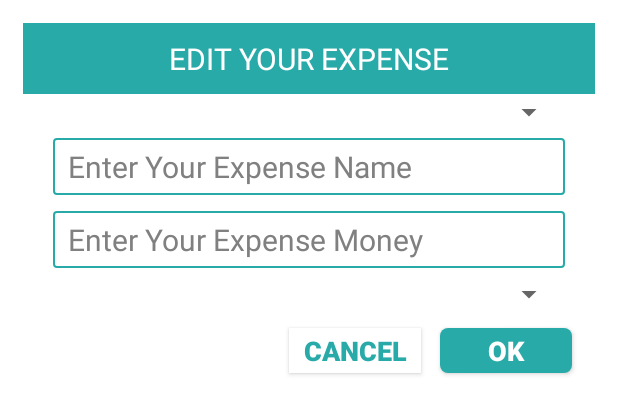
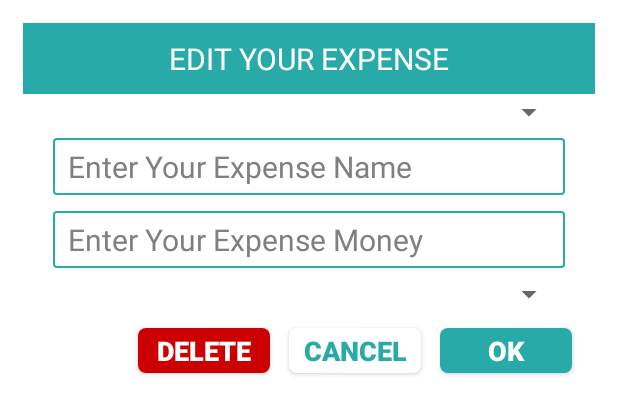
Before and after one commit to Muhaiminur/CREDIT-CARD-MANAGER, an Android app: the layout edit_expense_dialoug.xml on its own in the app's theme, with its tools: preview values and no code run, on a phone screen of 412 x 824 dp. Shown: the top 413 px of the screen. Run offline under Robolectric (Android 15) with nearby library versions, the phone set to English and light mode, and no system bars; plain views replace MaterialSpinner.

Commit message:
v4 Release Done

```diff
--- a/app/build.gradle
+++ b/app/build.gradle
@@ -6,8 +6,8 @@ android {
         applicationId "com.debit_credit_card.creditcardmanager"
         minSdkVersion 17
         targetSdkVersion 28
-        versionCode 4
-        versionName "1.3"
+        versionCode 5
+        versionName "1.4"
         testInstrumentationRunner "android.support.test.runner.AndroidJUnitRunner"
     }
     buildTypes {
--- /dev/null
+++ b/app/src/main/res/drawable/rectangular_red.xml
@@ -0,0 +1,6 @@
+<shape xmlns:android="http://schemas.android.com/apk/res/android"
+    android:shape="rectangle">
+    <solid android:color="@android:color/holo_red_dark" />
+    <corners android:radius="5dp" />
+    <!--<stroke android:width="5px" android:color="@color/app_white" />-->
+</shape>
--- /dev/null
+++ b/app/src/main/res/drawable/rectangular_white.xml
@@ -0,0 +1,6 @@
+<shape xmlns:android="http://schemas.android.com/apk/res/android"
+    android:shape="rectangle">
+    <solid android:color="@android:color/white" />
+    <corners android:radius="5dp" />
+    <!--<stroke android:width="5px" android:color="@color/app_white" />-->
+</shape>
--- a/app/src/main/res/layout/edit_expense_dialoug.xml
+++ b/app/src/main/res/layout/edit_expense_dialoug.xml
@@ -113,6 +113,20 @@
                 android:orientation="horizontal"
                 android:padding="5dp"
                 android:paddingBottom="10dp">
+                <Button
+                    android:id="@+id/expense_delete"
+                    android:layout_width="wrap_content"
+                    android:layout_height="30dp"
+                    android:layout_marginLeft="2.5dp"
+                    android:layout_marginTop="5dp"
+                    android:layout_marginRight="10dp"
+                    android:layout_marginBottom="10dp"
+                    android:background="@drawable/rectangular_red"
+                    android:gravity="center"
+                    android:text="Delete"
+                    android:textColor="@color/app_white"
+                    android:textSize="18sp"
+                    android:textStyle="bold" />
 
                 <Button
                     android:id="@+id/expense_cancel"
@@ -122,7 +136,7 @@
                     android:layout_marginTop="5dp"
                     android:layout_marginRight="10dp"
                     android:layout_marginBottom="10dp"
-                    android:background="@android:color/white"
+                    android:background="@drawable/rectangular_white"
                     android:gravity="center"
                     android:text="cancel"
                     android:textColor="@color/colorPrimaryDark"
--- a/build.gradle
+++ b/build.gradle
@@ -7,7 +7,7 @@ buildscript {
         jcenter()
     }
     dependencies {
-        classpath 'com.android.tools.build:gradle:3.4.2'
+        classpath 'com.android.tools.build:gradle:3.5.0'
 
 
         // NOTE: Do not place your application dependencies here; they belong
```
Also changed, not shown: app/src/main/java/com/debit_credit_card/creditcardmanager/Card_Details.java (+60 -0 lines), app/src/main/res/drawable/ic_pencil.xml (added, +9 -0 lines), app/src/main/res/layout/expense_row.xml (+11 -4 lines), gradle/wrapper/gradle-wrapper.properties, 1 other file.
